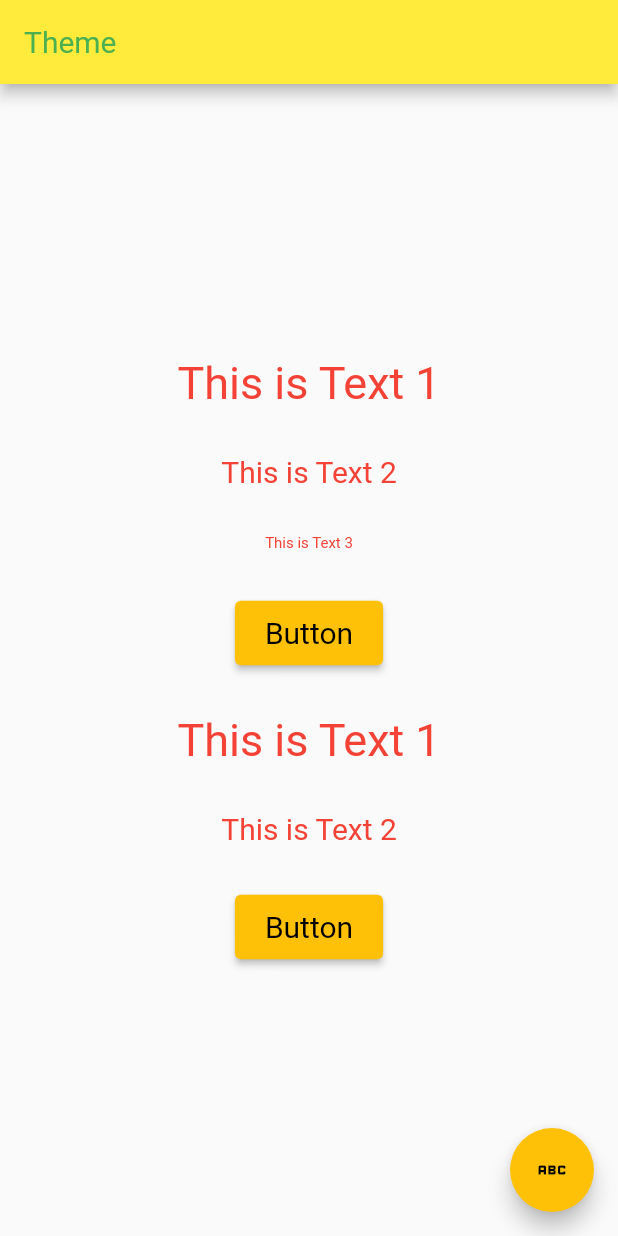
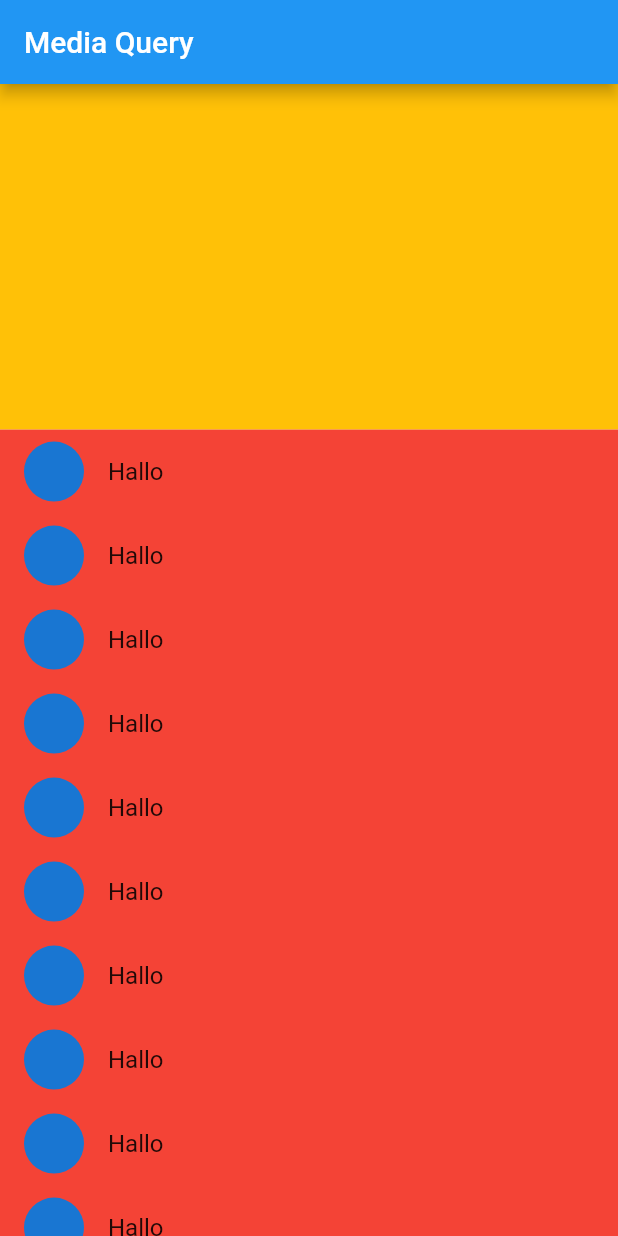
Before and after one commit to jihanlugas/flutter-catalog, a Flutter app: the screen it shows after launch, on a phone screen of 412 x 824 dp. Run offline on Flutter 3.47's test engine with Material 2 defaults, Android fonts, the phone set to English and light mode, and no system bars; our stand-ins replace faker.

Commit message:
Media Query

```diff
--- a/lib/main.dart
+++ b/lib/main.dart
@@ -1,6 +1,12 @@
 import 'package:flutter/material.dart';
-import 'package:flutter_catalog/screens/theme.dart';
+import 'package:flutter_catalog/screens/media_query.dart';
 
 void main() {
-  runApp(ThemeApp());
+  // untuk set app hanya bisa menghadap ke atas
+  // WidgetsFlutterBinding.ensureInitialized();
+  // SystemChrome.setPreferredOrientations([
+  //   DeviceOrientation.portraitUp,
+  // ]);
+
+  runApp(MediaQueryApp());
 }
--- /dev/null
+++ b/lib/screens/media_query.dart
@@ -0,0 +1,93 @@
+import 'dart:math';
+
+import 'package:faker/faker.dart';
+import 'package:flutter/material.dart';
+
+class MediaQueryApp extends StatelessWidget {
+  const MediaQueryApp({super.key});
+
+  @override
+  Widget build(BuildContext context) {
+    return MaterialApp(
+      debugShowCheckedModeBanner: false,
+      home: MediaQueryAppScreen(),
+    );
+  }
+}
+
+class MediaQueryAppScreen extends StatelessWidget {
+  const MediaQueryAppScreen({super.key});
+
+  @override
+  Widget build(BuildContext context) {
+    final mediaQueryHeight = MediaQuery.of(context).size.height;
+    final mediaQueryWidth = MediaQuery.of(context).size.width;
+    final myAppBar = AppBar(
+      title: Text('Media Query'),
+    );
+
+    final bodyHeight = mediaQueryHeight -
+        myAppBar.preferredSize.height -
+        MediaQuery.of(context).padding.top;
+
+    final bool isLandscape =
+        MediaQuery.of(context).orientation == Orientation.landscape;
+
+    return Scaffold(
+      appBar: myAppBar,
+      body: (isLandscape)
+          ? Column(
+              children: [
+                Container(
+                  height: bodyHeight * 0.5,
+                  width: mediaQueryWidth,
+                  color: Colors.amber,
+                ),
+                Container(
+                  height: bodyHeight * 0.5,
+                  // color: Colors.red,
+                  child: GridView.builder(
+                    gridDelegate: SliverGridDelegateWithFixedCrossAxisCount(
+                      crossAxisCount: 2,
+                      mainAxisSpacing: 10,
+                      crossAxisSpacing: 10,
+                      childAspectRatio: 7 / 1,
+                    ),
+                    itemCount: 20,
+                    itemBuilder: (context, index) {
+                      return GridTile(
+                        child: Container(
+                          color: Color.fromARGB(100, Random().nextInt(255),
+                              Random().nextInt(255), Random().nextInt(255)),
+                        ),
+                      );
+                    },
+                  ),
+                ),
+              ],
+            )
+          : Column(
+              children: [
+                Container(
+                  height: bodyHeight * 0.3,
+                  width: mediaQueryWidth,
+                  color: Colors.amber,
+                ),
+                Container(
+                  height: bodyHeight * 0.7,
+                  color: Colors.red,
+                  child: ListView.builder(
+                    itemCount: 20,
+                    itemBuilder: (context, index) {
+                      return ListTile(
+                        leading: CircleAvatar(),
+                        title: Text('Hallo'),
+                      );
+                    },
+                  ),
+                ),
+              ],
+            ),
+    );
+  }
+}
```
